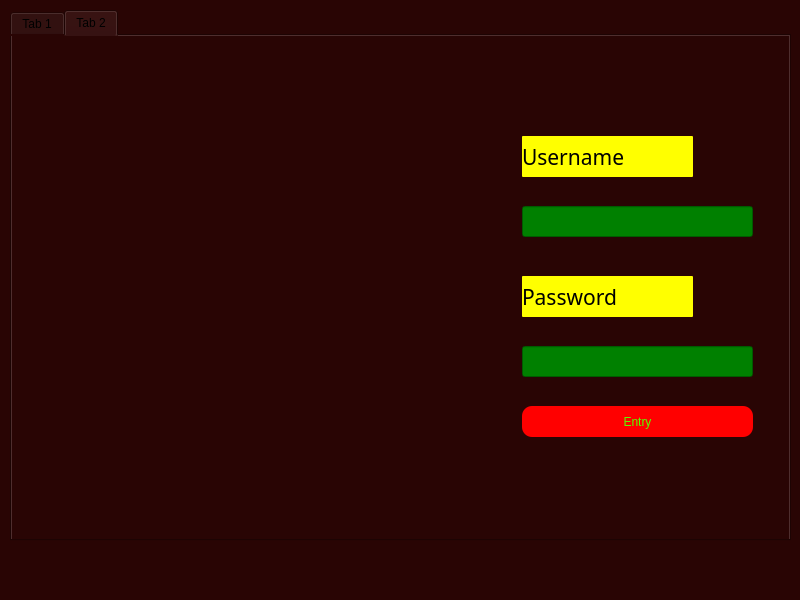
This is front/Login.ui in AmirRezaZahedi/A-Simple-Store as Qt 5 draws it before an edit. The edited form follows.
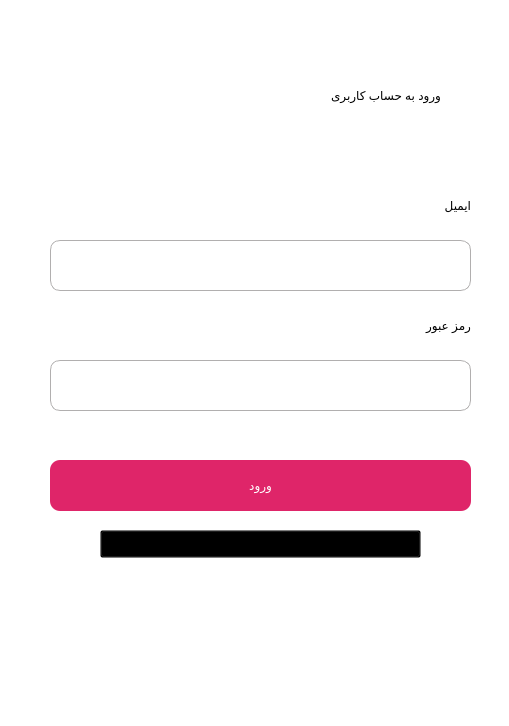
This is the edited form. The open tabs and pages were chosen to show the change. Icons and pictures are not drawn.

```diff
--- a/front/Login.ui
+++ b/front/Login.ui
@@ -1,301 +1,261 @@
 <?xml version="1.0" encoding="UTF-8"?>
 <ui version="4.0">
- <class>MainWindow</class>
- <widget class="QMainWindow" name="MainWindow">
+ <class>loginUI</class>
+ <widget class="QDialog" name="loginUI">
   <property name="geometry">
    <rect>
     <x>0</x>
     <y>0</y>
-    <width>800</width>
-    <height>600</height>
+    <width>509</width>
+    <height>726</height>
    </rect>
   </property>
   <property name="windowTitle">
    <string>MainWindow</string>
   </property>
   <property name="styleSheet">
-   <string notr="true">background-color: rgb(41, 5, 4);</string>
+   <string notr="true">#loginUI{
+	background-color: rgb(255, 255, 255);
+}</string>
   </property>
-  <widget class="QWidget" name="centralwidget">
-   <widget class="QTabWidget" name="tabWidget">
-    <property name="geometry">
-     <rect>
-      <x>10</x>
-      <y>10</y>
-      <width>781</width>
-      <height>531</height>
-     </rect>
-    </property>
-    <property name="currentIndex">
-     <number>0</number>
-    </property>
-    <widget class="QWidget" name="tab">
-     <attribute name="title">
-      <string>Tab 1</string>
-     </attribute>
      <widget class="QLabel" name="label">
       <property name="geometry">
        <rect>
-        <x>10</x>
-        <y>70</y>
-        <width>341</width>
-        <height>341</height>
-       </rect>
-      </property>
+     <x>90</x>
+     <y>60</y>
+     <width>351</width>
+     <height>71</height>
+    </rect>
+   </property>
+   <property name="styleSheet">
+    <string notr="true">font: 28pt &quot;B narm&quot;;</string>
+   </property>
       <property name="text">
-       <string/>
-      </property>
-      <property name="pixmap">
-       <pixmap>D:/pyqt5-bps/Admin-Secretarial-and-PA-Diploma-Level-3.jpg</pixmap>
-      </property>
-      <property name="scaledContents">
-       <bool>true</bool>
+    <string>ورود به حساب کاربری</string>
       </property>
      </widget>
      <widget class="QLabel" name="label_2">
       <property name="geometry">
        <rect>
-        <x>510</x>
-        <y>100</y>
-        <width>171</width>
-        <height>41</height>
-       </rect>
-      </property>
-      <property name="font">
-       <font>
-        <family>MV Boli</family>
-        <pointsize>16</pointsize>
-       </font>
-      </property>
+     <x>380</x>
+     <y>180</y>
+     <width>91</width>
+     <height>51</height>
+    </rect>
+   </property>
       <property name="styleSheet">
-       <string notr="true">background-color: rgb(255, 255, 0);
-color: rgb(0, 0, 0);</string>
+    <string notr="true">font: 15pt &quot;IRANSans&quot;;</string>
       </property>
       <property name="text">
-       <string>Username</string>
-      </property>
-     </widget>
-     <widget class="QLineEdit" name="lineEdit">
+    <string>ایمیل</string>
+   </property>
+  </widget>
+  <widget class="QLineEdit" name="email_input">
       <property name="geometry">
        <rect>
-        <x>510</x>
-        <y>170</y>
-        <width>231</width>
-        <height>31</height>
-       </rect>
-      </property>
-      <property name="font">
-       <font>
-        <pointsize>10</pointsize>
-       </font>
-      </property>
+     <x>50</x>
+     <y>240</y>
+     <width>421</width>
+     <height>51</height>
+    </rect>
+   </property>
+   <property name="styleSheet">
+    <string notr="true">#email_input{
+border : 1px solid #b1afaf;
+border-radius : 10%;
+font: 18pt &quot;Century Gothic&quot;;
+}
+#email_input:focus{
+border : 1px solid #df2569;
+}</string>
+   </property>
+  </widget>
+  <widget class="QLineEdit" name="pass_input">
+   <property name="geometry">
+    <rect>
+     <x>50</x>
+     <y>360</y>
+     <width>421</width>
+     <height>51</height>
+    </rect>
+   </property>
+   <property name="cursor">
+    <cursorShape>IBeamCursor</cursorShape>
+   </property>
       <property name="styleSheet">
-       <string notr="true">background-color:green;
-color: rgb(0, 0, 0);</string>
+    <string notr="true">#pass_input{
+border : 1px solid #b1afaf;
+border-radius : 10%;
+font: 18pt &quot;Century Gothic&quot;;
+}
+#pass_input:focus{
+border: 1px solid #df2569;
+}</string>
+   </property>
+   <property name="echoMode">
+    <enum>QLineEdit::Password</enum>
       </property>
      </widget>
      <widget class="QLabel" name="label_3">
       <property name="geometry">
        <rect>
-        <x>510</x>
-        <y>240</y>
-        <width>171</width>
-        <height>41</height>
-       </rect>
-      </property>
-      <property name="font">
-       <font>
-        <family>MV Boli</family>
-        <pointsize>16</pointsize>
-       </font>
-      </property>
+     <x>340</x>
+     <y>300</y>
+     <width>131</width>
+     <height>51</height>
+    </rect>
+   </property>
       <property name="styleSheet">
-       <string notr="true">background-color: rgb(255, 255, 0);
-color: rgb(0, 0, 0);</string>
+    <string notr="true">font: 15pt &quot;IRANSans&quot;;</string>
       </property>
       <property name="text">
-       <string>Password</string>
-      </property>
-     </widget>
-     <widget class="QLineEdit" name="lineEdit_2">
+    <string>رمز عبور</string>
+   </property>
+  </widget>
+  <widget class="QPushButton" name="login_btn">
       <property name="geometry">
        <rect>
-        <x>510</x>
-        <y>310</y>
-        <width>231</width>
-        <height>31</height>
-       </rect>
-      </property>
-      <property name="font">
-       <font>
-        <pointsize>10</pointsize>
-       </font>
+     <x>50</x>
+     <y>460</y>
+     <width>421</width>
+     <height>51</height>
+    </rect>
+   </property>
+   <property name="cursor">
+    <cursorShape>PointingHandCursor</cursorShape>
       </property>
       <property name="styleSheet">
-       <string notr="true">background-color:green;
-color: rgb(0, 0, 0);</string>
-      </property>
-     </widget>
-     <widget class="QPushButton" name="LOGINBUTTON">
+    <string notr="true">#login_btn{
+border-radius : 10%;
+background-color: #df2569;
+color : #fff;
+font: 17pt &quot;IRANSans&quot;;
+}</string>
+   </property>
+   <property name="text">
+    <string>ورود</string>
+   </property>
+  </widget>
+  <widget class="QPushButton" name="createNewAc_btn">
       <property name="geometry">
        <rect>
-        <x>510</x>
-        <y>370</y>
-        <width>231</width>
-        <height>31</height>
-       </rect>
-      </property>
+     <x>100</x>
+     <y>530</y>
+     <width>321</width>
+     <height>28</height>
+    </rect>
+   </property>
+   <property name="cursor">
+    <cursorShape>PointingHandCursor</cursorShape>
+   </property>
       <property name="styleSheet">
-       <string notr="true">color: rgb(85, 255, 0);
-background-color: rgb(255, 0, 0);
-border-radius:10;</string>
+    <string notr="true">#createNewAc_btn{
+font: 8pt &quot;IRANSans&quot;;
+background-color : transparent
+}
+#createNewAc_btn:hover{
+color : red
+}</string>
       </property>
       <property name="text">
-       <string>Entry</string>
-      </property>
-     </widget>
-    </widget>
-    <widget class="QWidget" name="tab_2">
-     <attribute name="title">
-      <string>Tab 2</string>
-     </attribute>
-     <widget class="QLabel" name="label_4">
+    <string>حساب کابری ندارید؟ ثبت نام کنید</string>
+   </property>
+  </widget>
+  <widget class="QLabel" name="wrongEmail_lbl">
       <property name="geometry">
        <rect>
-        <x>20</x>
-        <y>70</y>
-        <width>341</width>
-        <height>341</height>
-       </rect>
-      </property>
+     <x>60</x>
+     <y>610</y>
+     <width>411</width>
+     <height>61</height>
+    </rect>
+   </property>
+   <property name="styleSheet">
+    <string notr="true">border-radius:10%</string>
+   </property>
       <property name="text">
        <string/>
       </property>
       <property name="pixmap">
-       <pixmap>D:/pyqt5-bps/customerexperiencepuzzle.jpg</pixmap>
-      </property>
-      <property name="scaledContents">
-       <bool>true</bool>
-      </property>
-     </widget>
-     <widget class="QLabel" name="USERNAME">
+    <pixmap>../Tools/imgs/wrongEmail.jpg</pixmap>
+   </property>
+  </widget>
+  <widget class="QLabel" name="wrongPass_lbl">
       <property name="geometry">
        <rect>
-        <x>510</x>
-        <y>100</y>
-        <width>171</width>
-        <height>41</height>
-       </rect>
-      </property>
-      <property name="font">
-       <font>
-        <family>MV Boli</family>
-        <pointsize>16</pointsize>
-       </font>
-      </property>
+     <x>60</x>
+     <y>610</y>
+     <width>411</width>
+     <height>61</height>
+    </rect>
+   </property>
       <property name="styleSheet">
-       <string notr="true">background-color: rgb(255, 255, 0);
-color: rgb(0, 0, 0);
-border-radius:1;</string>
+    <string notr="true">border-radius:10%</string>
       </property>
       <property name="text">
-       <string>Username</string>
-      </property>
-     </widget>
-     <widget class="QLineEdit" name="USERNAMEINPUT">
-      <property name="geometry">
-       <rect>
-        <x>510</x>
-        <y>170</y>
-        <width>231</width>
-        <height>31</height>
-       </rect>
-      </property>
-      <property name="font">
-       <font>
-        <pointsize>10</pointsize>
-       </font>
-      </property>
-      <property name="styleSheet">
-       <string notr="true">background-color:green;
-color: rgb(0, 0, 0);</string>
-      </property>
-     </widget>
-     <widget class="QLabel" name="PASSWORD">
+    <string/>
+   </property>
+   <property name="pixmap">
+    <pixmap>../Tools/imgs/wrongPass.jpg</pixmap>
+   </property>
+  </widget>
+  <widget class="QLabel" name="okLoign_lbl">
       <property name="geometry">
        <rect>
-        <x>510</x>
-        <y>240</y>
-        <width>171</width>
-        <height>41</height>
-       </rect>
-      </property>
-      <property name="font">
-       <font>
-        <family>MV Boli</family>
-        <pointsize>16</pointsize>
-       </font>
-      </property>
+     <x>60</x>
+     <y>610</y>
+     <width>411</width>
+     <height>61</height>
+    </rect>
+   </property>
       <property name="styleSheet">
-       <string notr="true">background-color: rgb(255, 255, 0);
-color: rgb(0, 0, 0);
-border-radius:1;</string>
+    <string notr="true">border-radius:10%</string>
       </property>
       <property name="text">
-       <string>Password</string>
-      </property>
-     </widget>
-     <widget class="QLineEdit" name="PASSWORDINPUT">
+    <string/>
+   </property>
+   <property name="pixmap">
+    <pixmap>../Tools/imgs/okLoginbg.jpg</pixmap>
+   </property>
+  </widget>
+  <widget class="QLabel" name="operator_lbl">
       <property name="geometry">
        <rect>
-        <x>510</x>
-        <y>310</y>
-        <width>231</width>
-        <height>31</height>
-       </rect>
-      </property>
-      <property name="font">
-       <font>
-        <pointsize>10</pointsize>
-       </font>
-      </property>
-      <property name="styleSheet">
-       <string notr="true">background-color:green;
-color: rgb(0, 0, 0);</string>
-      </property>
-     </widget>
-     <widget class="QPushButton" name="LOGINBUTTONCUS">
+     <x>10</x>
+     <y>770</y>
+     <width>161</width>
+     <height>51</height>
+    </rect>
+   </property>
+   <property name="text">
+    <string/>
+   </property>
+   <property name="pixmap">
+    <pixmap>../Tools/imgs/operatorLogin.jpg</pixmap>
+   </property>
+  </widget>
+  <widget class="QPushButton" name="operator_btn">
       <property name="geometry">
        <rect>
-        <x>510</x>
-        <y>370</y>
-        <width>231</width>
-        <height>31</height>
-       </rect>
-      </property>
+     <x>10</x>
+     <y>770</y>
+     <width>161</width>
+     <height>51</height>
+    </rect>
+   </property>
+   <property name="cursor">
+    <cursorShape>PointingHandCursor</cursorShape>
+   </property>
       <property name="styleSheet">
-       <string notr="true">color: rgb(85, 255, 0);
-background-color: rgb(255, 0, 0);
-border-radius:10;</string>
+    <string notr="true">#operator_btn{
+	backgorund-color : transparent;
+	border : none;
+}</string>
       </property>
       <property name="text">
-       <string>Entry</string>
-      </property>
-     </widget>
-    </widget>
-   </widget>
-  </widget>
-  <widget class="QMenuBar" name="menubar">
-   <property name="geometry">
-    <rect>
-     <x>0</x>
-     <y>0</y>
-     <width>800</width>
-     <height>26</height>
-    </rect>
-   </property>
-  </widget>
-  <widget class="QStatusBar" name="statusbar"/>
+    <string/>
+   </property>
+  </widget>
  </widget>
  <resources/>
  <connections/>
```
Left out of the diff: 2 changed lines with no effect on the pictures. Lines whose indentation alone changed are shown as unchanged.
